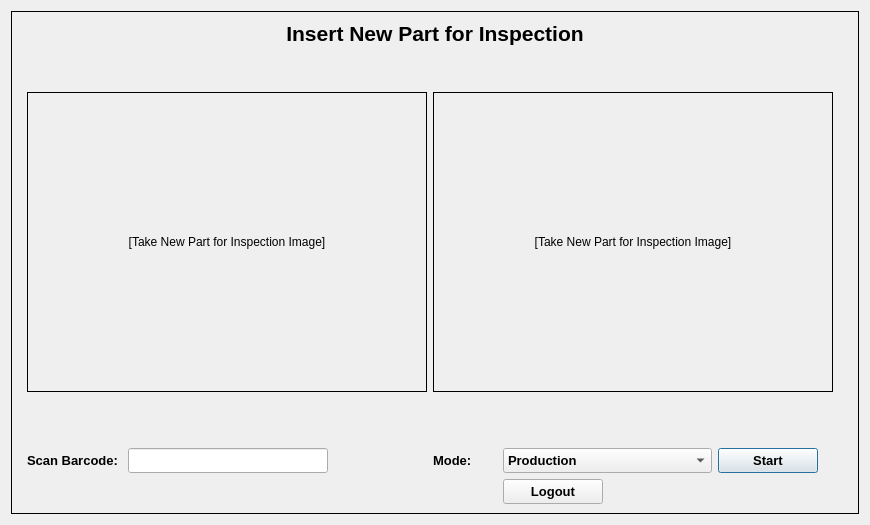
Qt form Sources/GUI/Instructions_GUI.ui (AtthaphanPak/Luminar_Auto_Inspection_IV3) before a commit.
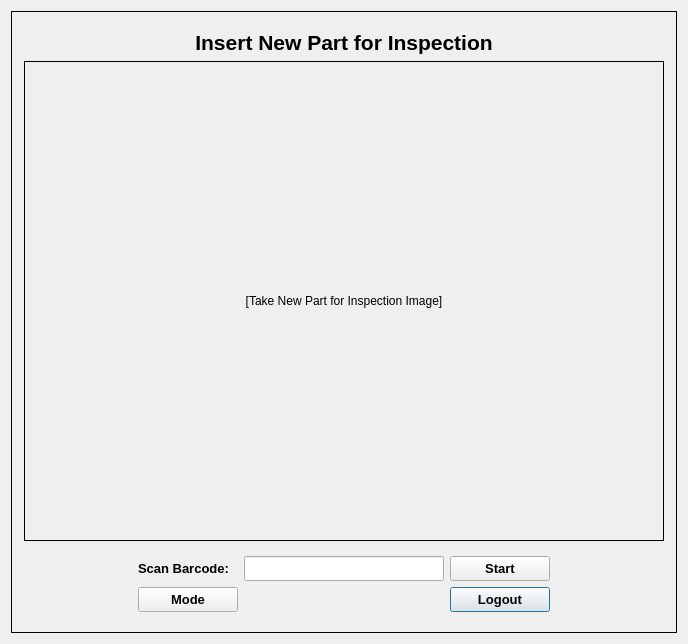
The same form after that commit.

Commit message: Update all function and processflow SubPart_window.py

```diff
--- a/Sources/GUI/Instructions_GUI.ui
+++ b/Sources/GUI/Instructions_GUI.ui
@@ -6,26 +6,26 @@
    <rect>
     <x>0</x>
     <y>0</y>
-    <width>870</width>
-    <height>525</height>
+    <width>688</width>
+    <height>644</height>
    </rect>
   </property>
   <property name="sizePolicy">
-   <sizepolicy hsizetype="Fixed" vsizetype="Fixed">
+   <sizepolicy hsizetype="Preferred" vsizetype="Preferred">
     <horstretch>0</horstretch>
     <verstretch>0</verstretch>
    </sizepolicy>
   </property>
   <property name="minimumSize">
    <size>
-    <width>870</width>
-    <height>525</height>
+    <width>688</width>
+    <height>644</height>
    </size>
   </property>
   <property name="maximumSize">
    <size>
-    <width>870</width>
-    <height>525</height>
+    <width>688</width>
+    <height>644</height>
    </size>
   </property>
   <property name="windowTitle">
@@ -34,6 +34,9 @@
   <layout class="QVBoxLayout" name="verticalLayout">
    <item>
     <widget class="QStackedWidget" name="stackedWidget">
+     <property name="layoutDirection">
+      <enum>Qt::LeftToRight</enum>
+     </property>
      <property name="frameShape">
       <enum>QFrame::Box</enum>
      </property>
@@ -41,36 +44,75 @@
       <number>0</number>
      </property>
      <widget class="QWidget" name="InsertPage">
+      <layout class="QVBoxLayout" name="verticalLayout_2">
+       <item>
       <layout class="QGridLayout" name="gridLayout">
-       <item row="5" column="7">
-        <widget class="QComboBox" name="ModeValue">
+         <item row="1" column="0">
+          <widget class="QLabel" name="InsertImg">
+           <property name="sizePolicy">
+            <sizepolicy hsizetype="Fixed" vsizetype="Fixed">
+             <horstretch>0</horstretch>
+             <verstretch>0</verstretch>
+            </sizepolicy>
+           </property>
          <property name="minimumSize">
           <size>
-           <width>200</width>
-           <height>25</height>
-          </size>
+             <width>640</width>
+             <height>480</height>
+            </size>
+           </property>
+           <property name="maximumSize">
+            <size>
+             <width>640</width>
+             <height>480</height>
+            </size>
+           </property>
+           <property name="frameShape">
+            <enum>QFrame::Box</enum>
+           </property>
+           <property name="text">
+            <string>[Take New Part for Inspection Image]</string>
+           </property>
+           <property name="alignment">
+            <set>Qt::AlignCenter</set>
+           </property>
+          </widget>
+         </item>
+         <item row="0" column="0">
+          <widget class="QLabel" name="Insert_Header">
+           <property name="sizePolicy">
+            <sizepolicy hsizetype="Preferred" vsizetype="Fixed">
+             <horstretch>0</horstretch>
+             <verstretch>0</verstretch>
+            </sizepolicy>
          </property>
          <property name="font">
           <font>
-           <pointsize>10</pointsize>
+             <pointsize>16</pointsize>
            <weight>75</weight>
            <bold>true</bold>
           </font>
          </property>
-         <item>
           <property name="text">
-           <string>Production</string>
-          </property>
-         </item>
-         <item>
-          <property name="text">
-           <string>Debug</string>
-          </property>
-         </item>
-        </widget>
-       </item>
-       <item row="5" column="1" colspan="2">
+            <string>Insert New Part for Inspection</string>
+           </property>
+           <property name="alignment">
+            <set>Qt::AlignCenter</set>
+           </property>
+          </widget>
+         </item>
+        </layout>
+       </item>
+       <item>
+        <layout class="QGridLayout" name="gridLayout_2">
+         <item row="1" column="1">
         <widget class="QLabel" name="sn_lable">
+           <property name="sizePolicy">
+            <sizepolicy hsizetype="Fixed" vsizetype="Preferred">
+             <horstretch>0</horstretch>
+             <verstretch>0</verstretch>
+            </sizepolicy>
+           </property>
          <property name="font">
           <font>
            <pointsize>10</pointsize>
@@ -83,61 +125,64 @@
          </property>
         </widget>
        </item>
-       <item row="2" column="1" colspan="5">
-        <widget class="QLabel" name="InsertImg_1">
+         <item row="2" column="3">
+          <widget class="QPushButton" name="LogoutButton">
          <property name="sizePolicy">
-          <sizepolicy hsizetype="Fixed" vsizetype="Fixed">
+            <sizepolicy hsizetype="Fixed" vsizetype="Preferred">
            <horstretch>0</horstretch>
            <verstretch>0</verstretch>
           </sizepolicy>
          </property>
          <property name="minimumSize">
           <size>
-           <width>400</width>
-           <height>300</height>
+             <width>100</width>
+             <height>0</height>
           </size>
          </property>
          <property name="maximumSize">
           <size>
-           <width>400</width>
-           <height>300</height>
-          </size>
-         </property>
-         <property name="frameShape">
-          <enum>QFrame::Box</enum>
+             <width>100</width>
+             <height>16777215</height>
+            </size>
+           </property>
+           <property name="font">
+            <font>
+             <pointsize>10</pointsize>
+             <weight>75</weight>
+             <bold>true</bold>
+            </font>
          </property>
          <property name="text">
-          <string>[Take New Part for Inspection Image]</string>
-         </property>
-         <property name="alignment">
-          <set>Qt::AlignCenter</set>
+            <string>Logout</string>
          </property>
         </widget>
        </item>
-       <item row="1" column="0" colspan="12">
-        <spacer name="verticalSpacer">
-         <property name="orientation">
-          <enum>Qt::Vertical</enum>
-         </property>
-         <property name="sizeType">
-          <enum>QSizePolicy::Fixed</enum>
-         </property>
-         <property name="sizeHint" stdset="0">
-          <size>
-           <width>20</width>
-           <height>40</height>
-          </size>
-         </property>
-        </spacer>
-       </item>
-       <item row="4" column="3">
+         <item row="2" column="2">
         <widget class="QLabel" name="label_Error">
+           <property name="sizePolicy">
+            <sizepolicy hsizetype="Preferred" vsizetype="Fixed">
+             <horstretch>0</horstretch>
+             <verstretch>0</verstretch>
+            </sizepolicy>
+           </property>
+           <property name="minimumSize">
+            <size>
+             <width>0</width>
+             <height>25</height>
+            </size>
+           </property>
+           <property name="maximumSize">
+            <size>
+             <width>16777215</width>
+             <height>25</height>
+            </size>
+           </property>
          <property name="text">
           <string/>
          </property>
         </widget>
        </item>
-       <item row="5" column="3">
+         <item row="1" column="2">
         <widget class="QLineEdit" name="SerialValue">
          <property name="sizePolicy">
           <sizepolicy hsizetype="Preferred" vsizetype="Fixed">
@@ -159,7 +204,7 @@
          </property>
          <property name="font">
           <font>
-           <pointsize>10</pointsize>
+             <pointsize>8</pointsize>
            <weight>75</weight>
            <bold>true</bold>
           </font>
@@ -175,97 +220,7 @@
          </property>
         </widget>
        </item>
-       <item row="2" column="6" colspan="3">
-        <widget class="QLabel" name="InsertImg_2">
-         <property name="sizePolicy">
-          <sizepolicy hsizetype="Fixed" vsizetype="Fixed">
-           <horstretch>0</horstretch>
-           <verstretch>0</verstretch>
-          </sizepolicy>
-         </property>
-         <property name="minimumSize">
-          <size>
-           <width>400</width>
-           <height>300</height>
-          </size>
-         </property>
-         <property name="maximumSize">
-          <size>
-           <width>400</width>
-           <height>300</height>
-          </size>
-         </property>
-         <property name="frameShape">
-          <enum>QFrame::Box</enum>
-         </property>
-         <property name="text">
-          <string>[Take New Part for Inspection Image]</string>
-         </property>
-         <property name="alignment">
-          <set>Qt::AlignCenter</set>
-         </property>
-        </widget>
-       </item>
-       <item row="5" column="6">
-        <widget class="QLabel" name="Mode_label">
-         <property name="sizePolicy">
-          <sizepolicy hsizetype="Fixed" vsizetype="Preferred">
-           <horstretch>0</horstretch>
-           <verstretch>0</verstretch>
-          </sizepolicy>
-         </property>
-         <property name="font">
-          <font>
-           <pointsize>10</pointsize>
-           <weight>75</weight>
-           <bold>true</bold>
-          </font>
-         </property>
-         <property name="text">
-          <string>Mode: </string>
-         </property>
-        </widget>
-       </item>
-       <item row="0" column="0" colspan="12">
-        <widget class="QLabel" name="Insert_Header">
-         <property name="sizePolicy">
-          <sizepolicy hsizetype="Preferred" vsizetype="Fixed">
-           <horstretch>0</horstretch>
-           <verstretch>0</verstretch>
-          </sizepolicy>
-         </property>
-         <property name="font">
-          <font>
-           <pointsize>16</pointsize>
-           <weight>75</weight>
-           <bold>true</bold>
-          </font>
-         </property>
-         <property name="text">
-          <string>Insert New Part for Inspection</string>
-         </property>
-         <property name="alignment">
-          <set>Qt::AlignCenter</set>
-         </property>
-        </widget>
-       </item>
-       <item row="3" column="1" colspan="10">
-        <spacer name="verticalSpacer_2">
-         <property name="orientation">
-          <enum>Qt::Vertical</enum>
-         </property>
-         <property name="sizeType">
-          <enum>QSizePolicy::Preferred</enum>
-         </property>
-         <property name="sizeHint" stdset="0">
-          <size>
-           <width>20</width>
-           <height>40</height>
-          </size>
-         </property>
-        </spacer>
-       </item>
-       <item row="5" column="8">
+         <item row="1" column="3">
         <widget class="QPushButton" name="ApplyButton">
          <property name="sizePolicy">
           <sizepolicy hsizetype="Minimum" vsizetype="Preferred">
@@ -276,7 +231,7 @@
          <property name="minimumSize">
           <size>
            <width>100</width>
-           <height>25</height>
+             <height>0</height>
           </size>
          </property>
          <property name="maximumSize">
@@ -300,253 +255,105 @@
          </property>
         </widget>
        </item>
-       <item row="6" column="7">
-        <widget class="QPushButton" name="LogoutButton">
-         <property name="sizePolicy">
-          <sizepolicy hsizetype="Fixed" vsizetype="Preferred">
-           <horstretch>0</horstretch>
-           <verstretch>0</verstretch>
-          </sizepolicy>
-         </property>
-         <property name="minimumSize">
-          <size>
-           <width>100</width>
-           <height>25</height>
-          </size>
-         </property>
-         <property name="maximumSize">
-          <size>
-           <width>100</width>
-           <height>16777215</height>
-          </size>
-         </property>
-         <property name="font">
-          <font>
-           <pointsize>10</pointsize>
-           <weight>75</weight>
-           <bold>true</bold>
-          </font>
-         </property>
-         <property name="layoutDirection">
-          <enum>Qt::LeftToRight</enum>
-         </property>
-         <property name="text">
-          <string>Logout</string>
-         </property>
-        </widget>
-       </item>
-      </layout>
-     </widget>
-     <widget class="QWidget" name="PassPage">
-      <layout class="QGridLayout" name="gridLayout_5">
-       <item row="1" column="0" colspan="3">
-        <spacer name="verticalSpacer_5">
+         <item row="1" column="4">
+          <spacer name="horizontalSpacer">
          <property name="orientation">
-          <enum>Qt::Vertical</enum>
-         </property>
-         <property name="sizeType">
-          <enum>QSizePolicy::Fixed</enum>
-         </property>
-         <property name="sizeHint" stdset="0">
-          <size>
-           <width>829</width>
-           <height>40</height>
-          </size>
-         </property>
-        </spacer>
-       </item>
-       <item row="2" column="1">
-        <widget class="QLabel" name="PassImg">
-         <property name="sizePolicy">
-          <sizepolicy hsizetype="Fixed" vsizetype="Fixed">
-           <horstretch>0</horstretch>
-           <verstretch>0</verstretch>
-          </sizepolicy>
-         </property>
-         <property name="minimumSize">
-          <size>
-           <width>400</width>
-           <height>300</height>
-          </size>
-         </property>
-         <property name="maximumSize">
-          <size>
-           <width>400</width>
-           <height>300</height>
-          </size>
-         </property>
-         <property name="frameShape">
-          <enum>QFrame::Box</enum>
-         </property>
-         <property name="text">
-          <string>[Take New Part for Inspection Image]</string>
-         </property>
-         <property name="alignment">
-          <set>Qt::AlignCenter</set>
-         </property>
-        </widget>
-       </item>
-       <item row="2" column="0" rowspan="2">
-        <spacer name="horizontalSpacer_6">
-         <property name="orientation">
           <enum>Qt::Horizontal</enum>
          </property>
          <property name="sizeHint" stdset="0">
           <size>
-           <width>207</width>
-           <height>346</height>
+             <width>40</width>
+             <height>20</height>
           </size>
          </property>
         </spacer>
        </item>
-       <item row="0" column="0" colspan="3">
-        <widget class="QLabel" name="Pass_Header">
-         <property name="sizePolicy">
-          <sizepolicy hsizetype="Preferred" vsizetype="Fixed">
-           <horstretch>0</horstretch>
-           <verstretch>0</verstretch>
-          </sizepolicy>
-         </property>
-         <property name="font">
-          <font>
-           <pointsize>16</pointsize>
-           <weight>75</weight>
-           <bold>true</bold>
-          </font>
-         </property>
-         <property name="text">
-          <string>Test Next Process  / Remove Part and Place it in the PASS Stack</string>
-         </property>
-         <property name="alignment">
-          <set>Qt::AlignCenter</set>
-         </property>
-        </widget>
-       </item>
-       <item row="3" column="1">
-        <spacer name="verticalSpacer_11">
-         <property name="orientation">
-          <enum>Qt::Vertical</enum>
-         </property>
-         <property name="sizeType">
-          <enum>QSizePolicy::Fixed</enum>
-         </property>
-         <property name="sizeHint" stdset="0">
-          <size>
-           <width>20</width>
-           <height>40</height>
-          </size>
-         </property>
-        </spacer>
-       </item>
-       <item row="2" column="2" rowspan="2">
-        <spacer name="horizontalSpacer_5">
-         <property name="orientation">
-          <enum>Qt::Horizontal</enum>
-         </property>
-         <property name="sizeHint" stdset="0">
-          <size>
-           <width>207</width>
-           <height>346</height>
-          </size>
-         </property>
-        </spacer>
-       </item>
-       <item row="4" column="0" colspan="3">
-        <layout class="QHBoxLayout" name="horizontalLayout_3">
-         <item>
-          <widget class="QPushButton" name="ActPassButton">
-           <property name="minimumSize">
-            <size>
-             <width>200</width>
-             <height>0</height>
-            </size>
-           </property>
-           <property name="maximumSize">
-            <size>
-             <width>200</width>
-             <height>16777215</height>
-            </size>
-           </property>
-           <property name="font">
-            <font>
-             <pointsize>10</pointsize>
-             <weight>75</weight>
-             <bold>true</bold>
-            </font>
-           </property>
-           <property name="text">
-            <string>Acknowledge</string>
-           </property>
-          </widget>
-         </item>
-        </layout>
-       </item>
-      </layout>
-     </widget>
-     <widget class="QWidget" name="FailedPage">
-      <layout class="QGridLayout" name="gridLayout_2">
-       <item row="1" column="0" colspan="3">
-        <spacer name="verticalSpacer_3">
-         <property name="orientation">
-          <enum>Qt::Vertical</enum>
-         </property>
-         <property name="sizeType">
-          <enum>QSizePolicy::Fixed</enum>
-         </property>
-         <property name="sizeHint" stdset="0">
-          <size>
-           <width>20</width>
-           <height>40</height>
-          </size>
-         </property>
-        </spacer>
-       </item>
-       <item row="2" column="1">
-        <widget class="QLabel" name="FailImg">
-         <property name="sizePolicy">
-          <sizepolicy hsizetype="Fixed" vsizetype="Fixed">
-           <horstretch>0</horstretch>
-           <verstretch>0</verstretch>
-          </sizepolicy>
-         </property>
-         <property name="minimumSize">
-          <size>
-           <width>400</width>
-           <height>300</height>
-          </size>
-         </property>
-         <property name="maximumSize">
-          <size>
-           <width>400</width>
-           <height>300</height>
-          </size>
-         </property>
-         <property name="frameShape">
-          <enum>QFrame::Box</enum>
-         </property>
-         <property name="text">
-          <string>[Take New Part for Inspection Image]</string>
-         </property>
-         <property name="alignment">
-          <set>Qt::AlignCenter</set>
-         </property>
-        </widget>
-       </item>
-       <item row="2" column="2">
+         <item row="1" column="0">
         <spacer name="horizontalSpacer_2">
          <property name="orientation">
           <enum>Qt::Horizontal</enum>
          </property>
          <property name="sizeHint" stdset="0">
           <size>
-           <width>207</width>
+             <width>40</width>
            <height>20</height>
           </size>
          </property>
         </spacer>
        </item>
-       <item row="0" column="0" colspan="3">
-        <widget class="QLabel" name="Fail_Header">
+         <item row="2" column="1">
+          <widget class="QPushButton" name="ModeButton">
+           <property name="sizePolicy">
+            <sizepolicy hsizetype="Fixed" vsizetype="Preferred">
+             <horstretch>0</horstretch>
+             <verstretch>0</verstretch>
+            </sizepolicy>
+           </property>
+           <property name="minimumSize">
+            <size>
+             <width>100</width>
+             <height>0</height>
+            </size>
+           </property>
+           <property name="maximumSize">
+            <size>
+             <width>100</width>
+             <height>16777215</height>
+            </size>
+           </property>
+           <property name="font">
+            <font>
+             <pointsize>10</pointsize>
+             <weight>75</weight>
+             <bold>true</bold>
+            </font>
+           </property>
+           <property name="text">
+            <string>Mode</string>
+           </property>
+          </widget>
+         </item>
+        </layout>
+       </item>
+      </layout>
+     </widget>
+     <widget class="QWidget" name="FailedPage">
+      <layout class="QVBoxLayout" name="verticalLayout_3">
+       <item>
+        <layout class="QGridLayout" name="gridLayout_3">
+         <item row="1" column="0">
+          <widget class="QLabel" name="ActionImg">
+           <property name="sizePolicy">
+            <sizepolicy hsizetype="Fixed" vsizetype="Fixed">
+             <horstretch>0</horstretch>
+             <verstretch>0</verstretch>
+            </sizepolicy>
+           </property>
+           <property name="minimumSize">
+            <size>
+             <width>640</width>
+             <height>480</height>
+            </size>
+           </property>
+           <property name="maximumSize">
+            <size>
+             <width>640</width>
+             <height>480</height>
+            </size>
+           </property>
+           <property name="frameShape">
+            <enum>QFrame::Box</enum>
+           </property>
+           <property name="text">
+            <string>[Take New Part for Inspection Image]</string>
+           </property>
+           <property name="alignment">
+            <set>Qt::AlignCenter</set>
+           </property>
+          </widget>
+         </item>
+         <item row="0" column="0">
+          <widget class="QLabel" name="Action_Header">
          <property name="sizePolicy">
           <sizepolicy hsizetype="Preferred" vsizetype="Fixed">
            <horstretch>0</horstretch>
@@ -561,83 +368,25 @@
           </font>
          </property>
          <property name="text">
-          <string>Remove Part and Place it in the failed Stack / Rework Stack</string>
+            <string>Remove Part and Place it in the Stack</string>
          </property>
          <property name="alignment">
           <set>Qt::AlignCenter</set>
          </property>
         </widget>
        </item>
-       <item row="3" column="1">
-        <spacer name="verticalSpacer_4">
-         <property name="orientation">
-          <enum>Qt::Vertical</enum>
-         </property>
-         <property name="sizeType">
-          <enum>QSizePolicy::Fixed</enum>
-         </property>
-         <property name="sizeHint" stdset="0">
-          <size>
-           <width>20</width>
-           <height>40</height>
-          </size>
-         </property>
-        </spacer>
-       </item>
        <item row="2" column="0">
-        <spacer name="horizontalSpacer">
-         <property name="orientation">
-          <enum>Qt::Horizontal</enum>
-         </property>
-         <property name="sizeHint" stdset="0">
-          <size>
-           <width>207</width>
-           <height>20</height>
-          </size>
-         </property>
-        </spacer>
-       </item>
-       <item row="4" column="0" colspan="3">
-        <layout class="QHBoxLayout" name="horizontalLayout">
-         <item>
-          <widget class="QPushButton" name="ActFailButton">
-           <property name="sizePolicy">
-            <sizepolicy hsizetype="Preferred" vsizetype="Fixed">
-             <horstretch>0</horstretch>
-             <verstretch>0</verstretch>
-            </sizepolicy>
-           </property>
-           <property name="minimumSize">
-            <size>
-             <width>200</width>
-             <height>0</height>
-            </size>
-           </property>
-           <property name="maximumSize">
-            <size>
-             <width>200</width>
-             <height>16777215</height>
-            </size>
-           </property>
+          <widget class="QPushButton" name="ActionButton">
            <property name="font">
             <font>
-             <pointsize>10</pointsize>
+             <pointsize>15</pointsize>
              <weight>75</weight>
              <bold>true</bold>
             </font>
            </property>
-           <property name="layoutDirection">
-            <enum>Qt::LeftToRight</enum>
-           </property>
            <property name="text">
             <string>Acknowledge</string>
            </property>
-           <property name="checkable">
-            <bool>false</bool>
-           </property>
-           <property name="autoDefault">
-            <bool>false</bool>
-           </property>
           </widget>
          </item>
         </layout>
```
Lines whose indentation alone changed are shown as unchanged. The commit also changes 10 other files.
